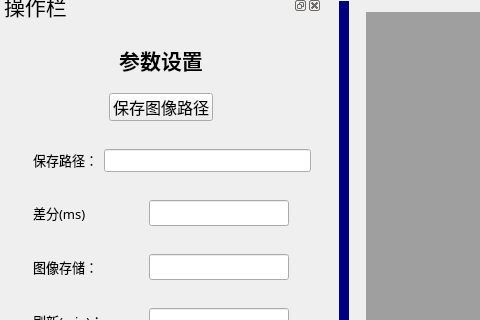
Above: Red_Smoke/Red_Smoke.ui from adum-create/Red_Smoke1.1 before the change; both pictures show x 0 to 480 and y 83 to 403 of the 1256 by 825 pixel window. Below: the same form after it.
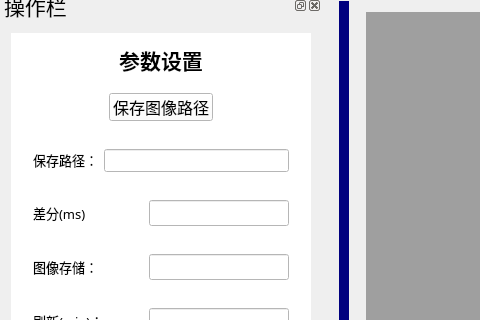
That is the form after the change. The open tabs and pages were chosen to show the change. Icons and pictures are not drawn.

Commit message: 在设置参数界面背景设为白色，窗口对齐

Diff of the .ui file:
```diff
--- a/Red_Smoke/Red_Smoke.ui
+++ b/Red_Smoke/Red_Smoke.ui
@@ -210,6 +210,10 @@
          <height>16777215</height>
         </size>
        </property>
+       <property name="styleSheet">
+        <string notr="true">background-color: rgb(73, 221, 221);
+background-color: rgb(255, 255, 255);</string>
+       </property>
        <property name="currentIndex">
         <number>0</number>
        </property>
@@ -2278,7 +2282,7 @@
           <widget class="QWidget" name="widget_2" native="true">
            <property name="minimumSize">
             <size>
-             <width>300</width>
+             <width>0</width>
              <height>0</height>
             </size>
            </property>
@@ -2315,7 +2319,7 @@
               </property>
               <property name="maximumSize">
                <size>
-                <width>16777215</width>
+                <width>1000000</width>
                 <height>35</height>
                </size>
               </property>
```
